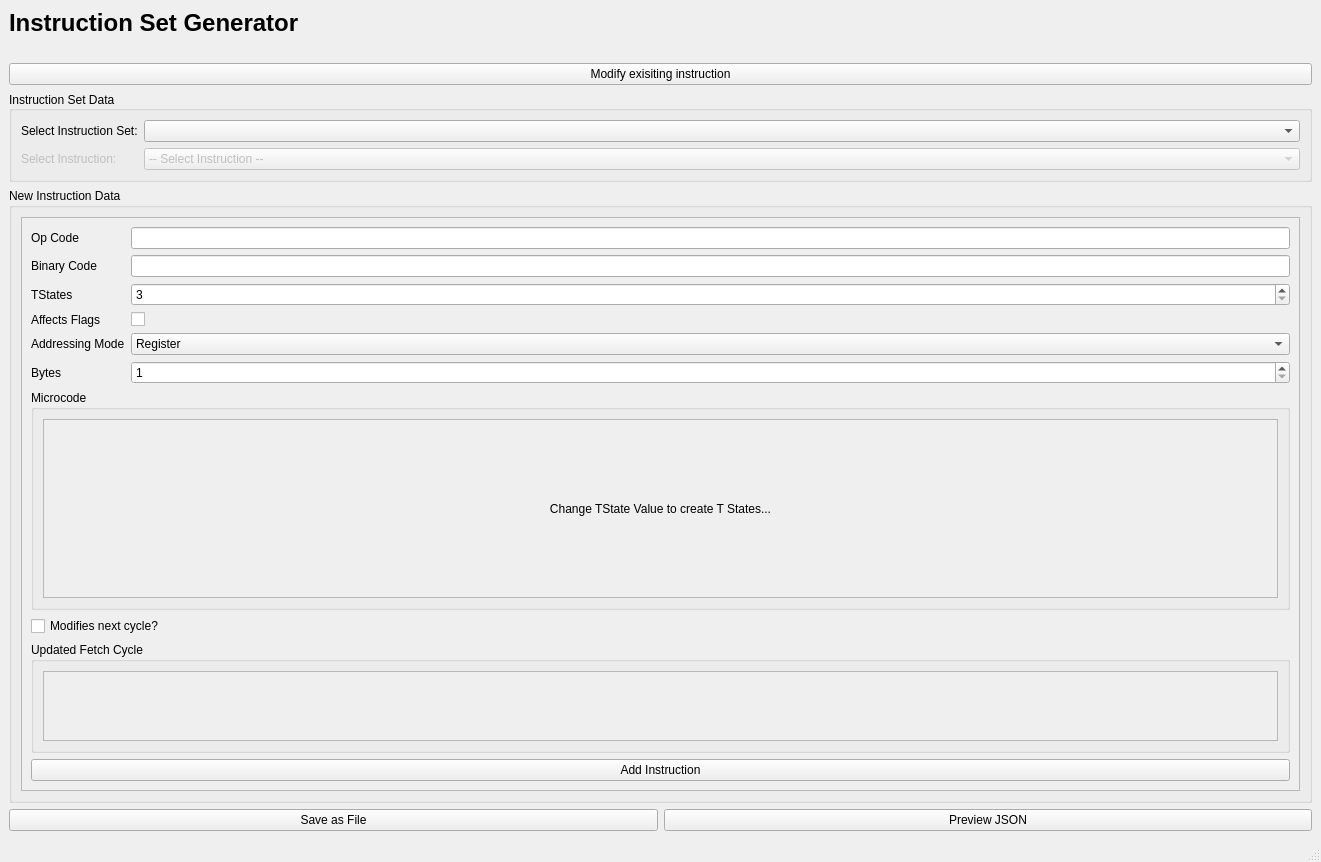
The window that mainwindow.ui (BryceCallender/SAPMicrocodeGenerator) describes before a commit, drawn with Qt 5.
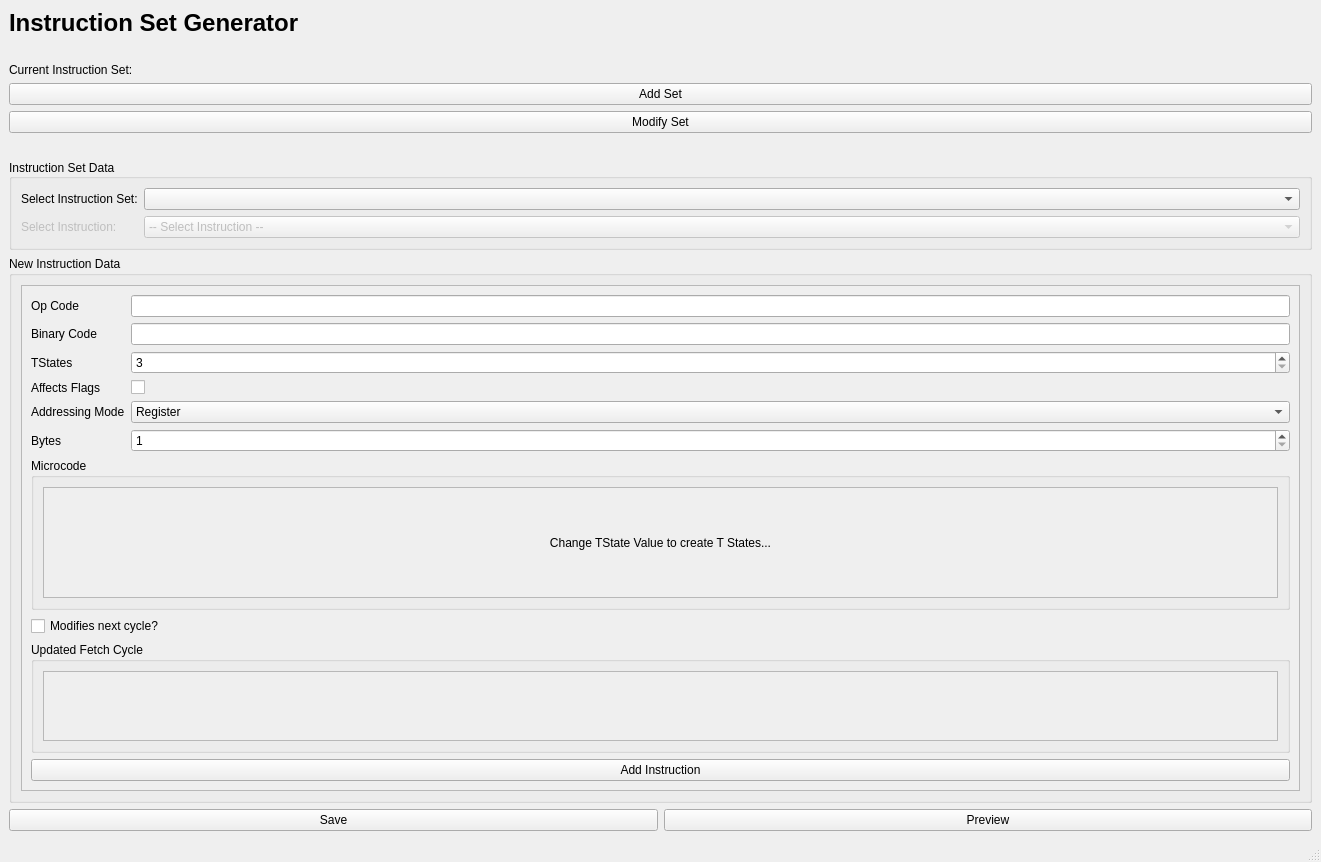
The same window after the commit.

What changed in the file:
```diff
--- a/mainwindow.ui
+++ b/mainwindow.ui
@@ -15,24 +15,7 @@
   </property>
   <widget class="QWidget" name="centralwidget">
    <layout class="QGridLayout" name="gridLayout_2">
-    <item row="2" column="0">
-     <widget class="QPushButton" name="modifyInstruction">
-      <property name="text">
-       <string>Modify exisiting instruction</string>
-      </property>
-     </widget>
-    </item>
-    <item row="0" column="0">
-     <widget class="QLabel" name="label_10">
-      <property name="text">
-       <string>&lt;html&gt;&lt;head/&gt;&lt;body&gt;&lt;h1 style=&quot; margin-top:18px; margin-bottom:12px; margin-left:0px; margin-right:0px; -qt-block-indent:0; text-indent:0px;&quot;&gt;&lt;span style=&quot; font-size:xx-large; font-weight:600;&quot;&gt;Instruction Set Generator&lt;/span&gt;&lt;/h1&gt;&lt;/body&gt;&lt;/html&gt;</string>
-      </property>
-      <property name="textFormat">
-       <enum>Qt::RichText</enum>
-      </property>
-     </widget>
-    </item>
-    <item row="5" column="0">
+    <item row="8" column="0">
      <layout class="QHBoxLayout" name="horizontalLayout">
       <property name="sizeConstraint">
        <enum>QLayout::SetDefaultConstraint</enum>
@@ -40,20 +23,113 @@
       <item>
        <widget class="QPushButton" name="save">
         <property name="text">
-         <string>Save as File</string>
+         <string>Save</string>
         </property>
        </widget>
       </item>
       <item>
        <widget class="QPushButton" name="preview">
         <property name="text">
-         <string>Preview JSON</string>
+         <string>Preview</string>
         </property>
        </widget>
       </item>
      </layout>
     </item>
+    <item row="1" column="0">
+     <spacer name="verticalSpacer">
+      <property name="orientation">
+       <enum>Qt::Vertical</enum>
+      </property>
+      <property name="sizeType">
+       <enum>QSizePolicy::Fixed</enum>
+      </property>
+      <property name="sizeHint" stdset="0">
+       <size>
+        <width>10</width>
+        <height>20</height>
+       </size>
+      </property>
+     </spacer>
+    </item>
     <item row="4" column="0">
+     <widget class="QPushButton" name="modifyInstruction">
+      <property name="text">
+       <string>Modify Set</string>
+      </property>
+     </widget>
+    </item>
+    <item row="6" column="0">
+     <widget class="QGroupBox" name="instructionSetGroupBox">
+      <property name="sizePolicy">
+       <sizepolicy hsizetype="Minimum" vsizetype="Minimum">
+        <horstretch>0</horstretch>
+        <verstretch>0</verstretch>
+       </sizepolicy>
+      </property>
+      <property name="title">
+       <string>Instruction Set Data</string>
+      </property>
+      <property name="alignment">
+       <set>Qt::AlignLeading|Qt::AlignLeft|Qt::AlignVCenter</set>
+      </property>
+      <layout class="QFormLayout" name="formLayout">
+       <property name="sizeConstraint">
+        <enum>QLayout::SetDefaultConstraint</enum>
+       </property>
+       <item row="0" column="0">
+        <widget class="QLabel" name="label_7">
+         <property name="text">
+          <string>Select Instruction Set:</string>
+         </property>
+        </widget>
+       </item>
+       <item row="0" column="1">
+        <widget class="QComboBox" name="instructionSetList"/>
+       </item>
+       <item row="1" column="0">
+        <widget class="QLabel" name="label_8">
+         <property name="enabled">
+          <bool>false</bool>
+         </property>
+         <property name="text">
+          <string>Select Instruction:</string>
+         </property>
+        </widget>
+       </item>
+       <item row="1" column="1">
+        <widget class="QComboBox" name="instructionList">
+         <property name="enabled">
+          <bool>false</bool>
+         </property>
+         <item>
+          <property name="text">
+           <string>-- Select Instruction --</string>
+          </property>
+         </item>
+        </widget>
+       </item>
+      </layout>
+     </widget>
+    </item>
+    <item row="3" column="0">
+     <widget class="QPushButton" name="addSetButton">
+      <property name="text">
+       <string>Add Set</string>
+      </property>
+     </widget>
+    </item>
+    <item row="0" column="0">
+     <widget class="QLabel" name="label_10">
+      <property name="text">
+       <string>&lt;html&gt;&lt;head/&gt;&lt;body&gt;&lt;h1 style=&quot; margin-top:18px; margin-bottom:12px; margin-left:0px; margin-right:0px; -qt-block-indent:0; text-indent:0px;&quot;&gt;&lt;span style=&quot; font-size:xx-large; font-weight:600;&quot;&gt;Instruction Set Generator&lt;/span&gt;&lt;/h1&gt;&lt;/body&gt;&lt;/html&gt;</string>
+      </property>
+      <property name="textFormat">
+       <enum>Qt::RichText</enum>
+      </property>
+     </widget>
+    </item>
+    <item row="7" column="0">
      <widget class="QGroupBox" name="groupBox">
       <property name="title">
        <string>New Instruction Data</string>
@@ -72,8 +148,8 @@
            <rect>
             <x>0</x>
             <y>0</y>
-            <width>1277</width>
-            <height>511</height>
+            <width>1263</width>
+            <height>484</height>
            </rect>
           </property>
           <layout class="QVBoxLayout" name="verticalLayout_5">
@@ -219,8 +295,8 @@
                   <rect>
                    <x>0</x>
                    <y>0</y>
-                   <width>1233</width>
-                   <height>95</height>
+                   <width>1219</width>
+                   <height>68</height>
                   </rect>
                  </property>
                  <layout class="QGridLayout" name="gridLayout_3">
@@ -300,7 +376,7 @@
                   <rect>
                    <x>0</x>
                    <y>0</y>
-                   <width>1233</width>
+                   <width>1219</width>
                    <height>68</height>
                   </rect>
                  </property>
@@ -335,61 +411,18 @@
       </layout>
      </widget>
     </item>
-    <item row="3" column="0">
-     <widget class="QGroupBox" name="instructionSetGroupBox">
-      <property name="sizePolicy">
-       <sizepolicy hsizetype="Minimum" vsizetype="Minimum">
-        <horstretch>0</horstretch>
-        <verstretch>0</verstretch>
-       </sizepolicy>
+    <item row="2" column="0">
+     <widget class="QLabel" name="currentSetLabel">
+      <property name="text">
+       <string>Current Instruction Set:</string>
       </property>
-      <property name="title">
-       <string>Instruction Set Data</string>
+      <property name="textFormat">
+       <enum>Qt::RichText</enum>
       </property>
-      <property name="alignment">
-       <set>Qt::AlignLeading|Qt::AlignLeft|Qt::AlignVCenter</set>
-      </property>
-      <layout class="QFormLayout" name="formLayout">
-       <property name="sizeConstraint">
-        <enum>QLayout::SetDefaultConstraint</enum>
-       </property>
-       <item row="0" column="0">
-        <widget class="QLabel" name="label_7">
-         <property name="text">
-          <string>Select Instruction Set:</string>
-         </property>
-        </widget>
-       </item>
-       <item row="0" column="1">
-        <widget class="QComboBox" name="instructionSetList"/>
-       </item>
-       <item row="1" column="0">
-        <widget class="QLabel" name="label_8">
-         <property name="enabled">
-          <bool>false</bool>
-         </property>
-         <property name="text">
-          <string>Select Instruction:</string>
-         </property>
-        </widget>
-       </item>
-       <item row="1" column="1">
-        <widget class="QComboBox" name="instructionList">
-         <property name="enabled">
-          <bool>false</bool>
-         </property>
-         <item>
-          <property name="text">
-           <string>-- Select Instruction --</string>
-          </property>
-         </item>
-        </widget>
-       </item>
-      </layout>
      </widget>
     </item>
-    <item row="1" column="0">
-     <spacer name="verticalSpacer">
+    <item row="5" column="0">
+     <spacer name="verticalSpacer_2">
       <property name="orientation">
        <enum>Qt::Vertical</enum>
       </property>
@@ -398,7 +431,7 @@
       </property>
       <property name="sizeHint" stdset="0">
        <size>
-        <width>10</width>
+        <width>20</width>
         <height>20</height>
        </size>
       </property>
```
